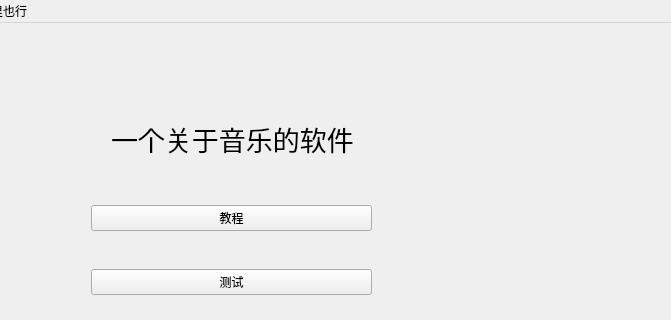
The window that mainmenu.ui (JerryLi7332/QT-) describes before a commit, drawn with Qt 5; both pictures show x 129 to 800 and y 0 to 320 of the 800 by 600 pixel window.
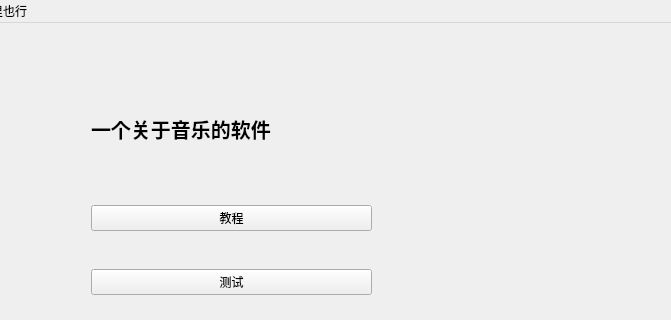
The same window after the commit.

```diff
--- a/mainmenu.ui
+++ b/mainmenu.ui
@@ -19,29 +19,6 @@
    <string>MainMenu</string>
   </property>
   <widget class="QWidget" name="centralwidget">
-   <widget class="QLabel" name="main_title">
-    <property name="geometry">
-     <rect>
-      <x>240</x>
-      <y>80</y>
-      <width>281</width>
-      <height>71</height>
-     </rect>
-    </property>
-    <property name="font">
-     <font>
-      <pointsize>20</pointsize>
-      <italic>false</italic>
-      <fontweight>ExtraBold</fontweight>
-     </font>
-    </property>
-    <property name="text">
-     <string>一个关于音乐的软件</string>
-    </property>
-    <property name="textFormat">
-     <enum>Qt::AutoText</enum>
-    </property>
-   </widget>
    <widget class="QWidget" name="verticalLayoutWidget">
     <property name="geometry">
      <rect>
@@ -99,6 +76,25 @@
      </item>
     </layout>
    </widget>
+   <widget class="QLabel" name="label">
+    <property name="geometry">
+     <rect>
+      <x>220</x>
+      <y>90</y>
+      <width>511</width>
+      <height>31</height>
+     </rect>
+    </property>
+    <property name="font">
+     <font>
+      <pointsize>15</pointsize>
+      <bold>true</bold>
+     </font>
+    </property>
+    <property name="text">
+     <string>一个关于音乐的软件</string>
+    </property>
+   </widget>
   </widget>
   <widget class="QMenuBar" name="menubar">
    <property name="geometry">
```
